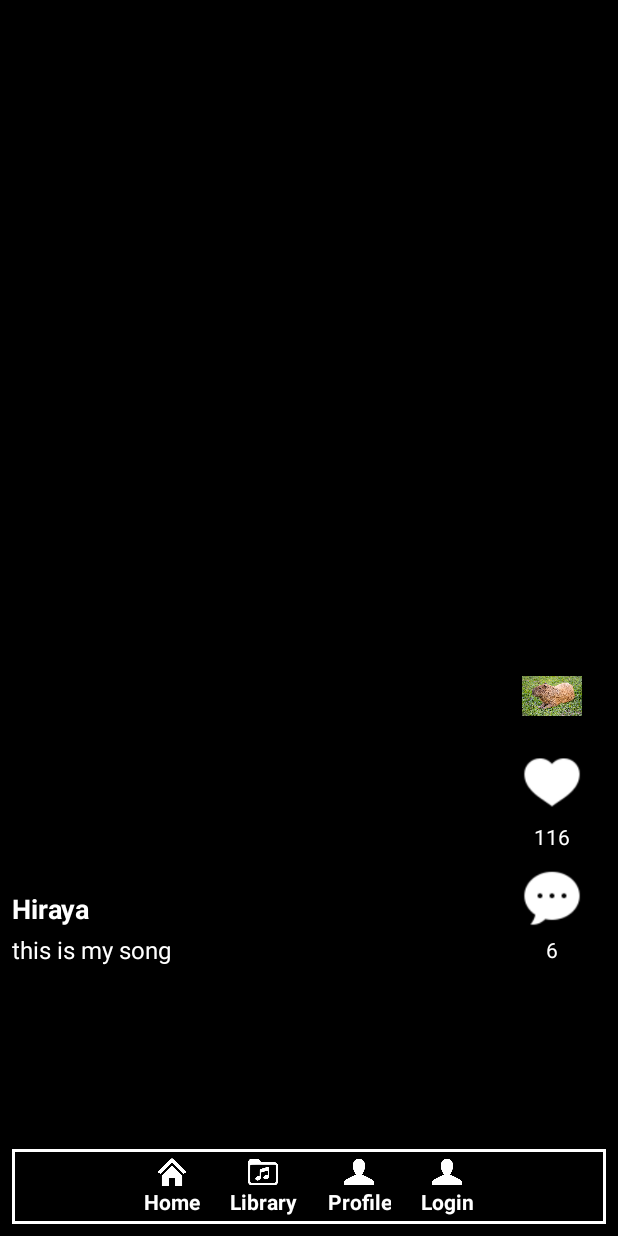
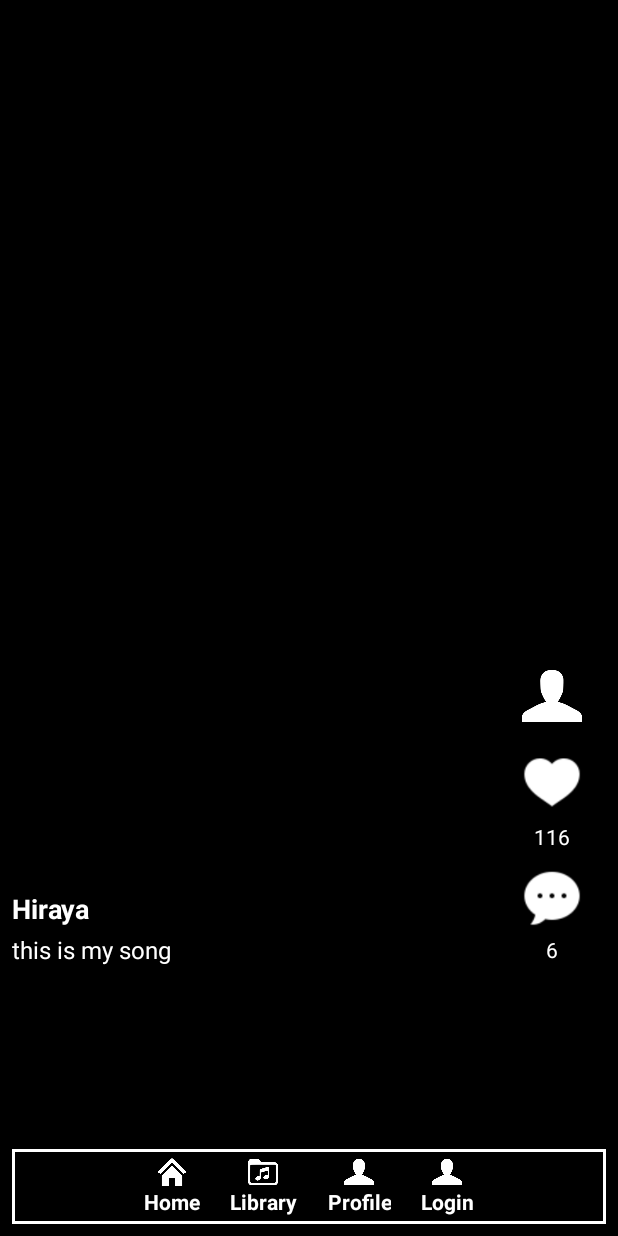
Before and after one commit to Zhylvern/MOBDEVE-Artistics, an Android app: the layout feed_data_item.xml on its own in the app's theme, with its tools: preview values and no code run, on a phone screen of 412 x 824 dp. Run offline under Robolectric (Android 15) with nearby library versions, the phone set to English and light mode, and no system bars.

Commit message:
changed capybara pfp to default pfp, added error handling img

```diff
--- a/android-app/app/src/main/java/com/example/mobdeveartistics/viewholders/FeedViewHolder.kt
+++ b/android-app/app/src/main/java/com/example/mobdeveartistics/viewholders/FeedViewHolder.kt
@@ -30,12 +30,12 @@ class FeedViewHolder(itemView: View) : RecyclerView.ViewHolder(itemView) {
         if (!url.isNullOrEmpty()) {
             Picasso.get()
                 .load(url) // Use the actual URL from the database
-                .placeholder(R.drawable.media_background_1) // Optional: Set a placeholder image
-                .error(R.drawable.mizuki) // Optional: Set an error image
+//                .placeholder(R.drawable.media_background_1) // Optional: Set a placeholder image
+                .error(R.drawable.error_img) // Optional: Set an error image
                 .into(mMediaBackground)
         } else {
             // Optionally, set a default image if the URL is null or empty
-            mMediaBackground.setImageResource(R.drawable.mizuki) // Set an error image or a default image
+            mMediaBackground.setImageResource(R.drawable.error_img) // Set an error image or a default image
         }
     }
 
--- a/android-app/app/src/main/res/layout/feed_data_item.xml
+++ b/android-app/app/src/main/res/layout/feed_data_item.xml
@@ -25,7 +25,7 @@
         android:layout_alignParentEnd="true"
         android:layout_marginTop="-219dp"
         android:layout_marginEnd="16dp"
-        android:src="@drawable/profile" />
+        android:src="@drawable/profile_navbar" />
 
     <ImageView
         android:id="@+id/likeButton"
```
Also changed, not shown: android-app/app/src/main/res/drawable/error_img.png (added).
